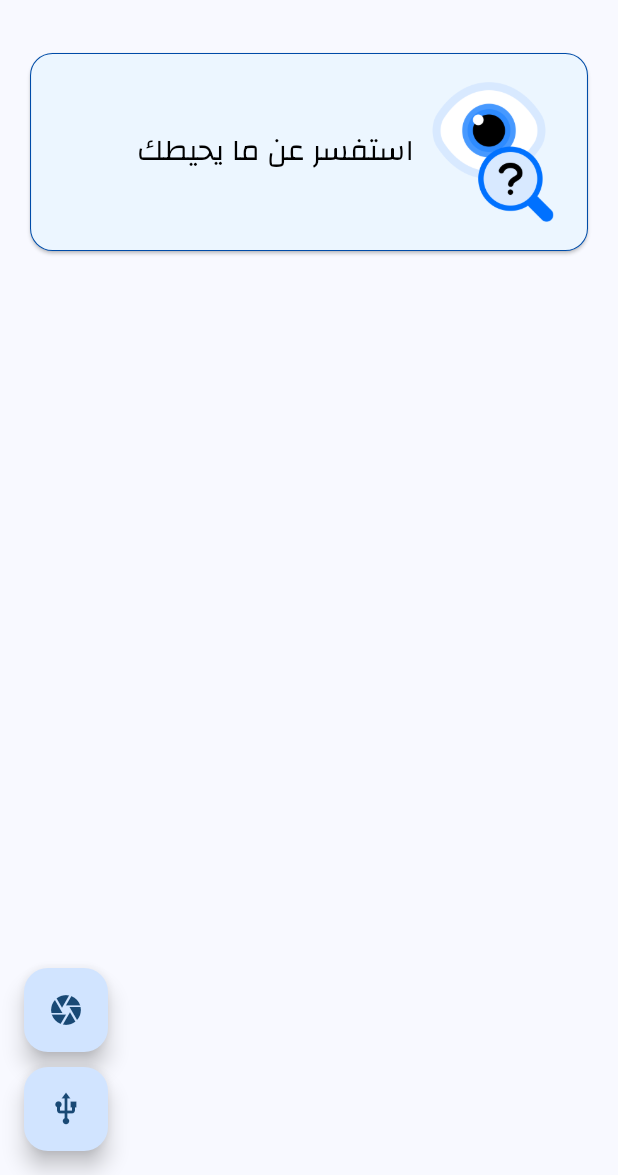
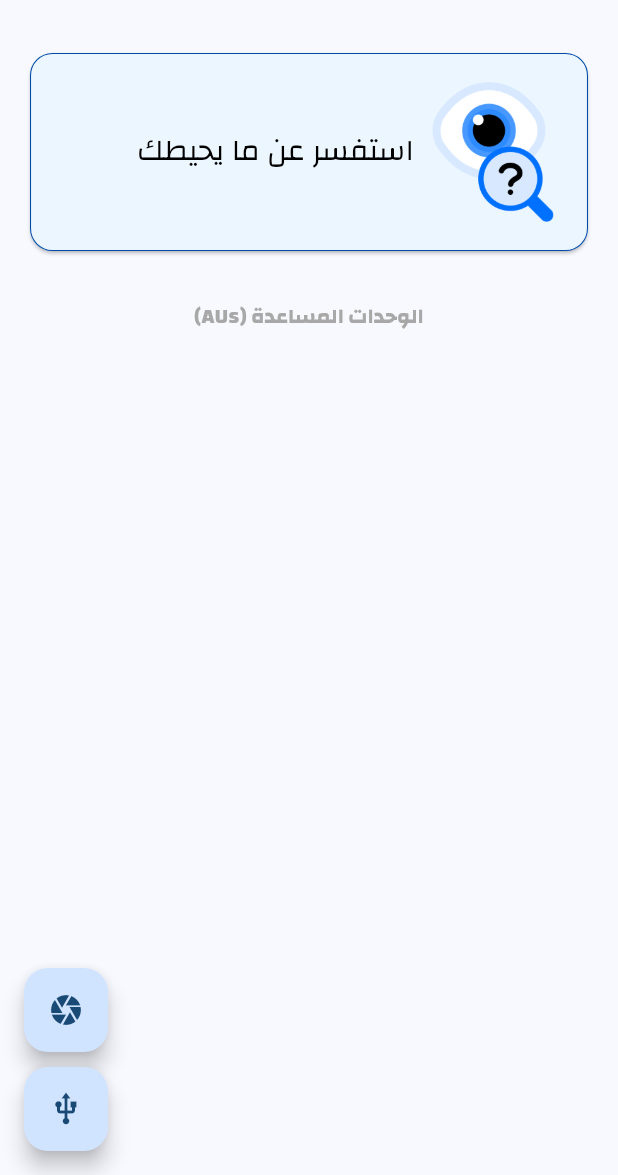
Before and after one commit to Somespi/baseera-frontend, a Flutter app: the screen it shows after launch, on a phone screen of 412 x 824 dp, the part 61-1236 px from its top. Run offline on Flutter 3.47's test engine with Material 3 defaults, Android fonts, the phone set to English and light mode, and no system bars; our stand-ins replace flutter_tts, google_fonts, google_generative_ai, sensors_plus, speech_to_text; missing offline and left inert: camerawesome, onnxruntime, record, serialport_plus, usb_serial; statements that could not run were skipped.

Commit message:
add au label

```diff
--- a/lib/main.dart
+++ b/lib/main.dart
@@ -20,6 +20,15 @@ import 'package:google_fonts/google_fonts.dart';
 late List<String> labels;
 DateTime lastImageTime = DateTime.now();
 TextToSpeechService ttsService = TextToSpeechService();
+
+var assistiveUnits = [
+  {
+    "name": "خلية برايل",
+    "isUsing": false,
+    "description": "جهاز بريل يترجم النصوص المكتوبة إلى نقاط بارزة لتمكين الأشخاص ذوي الاحتياج البصري والسمعي من قراءتها بشكل مستقل.",
+    "bleAddress": "3C:84:27:C3:33:99",
+  }
+];
 
 void main() async {
   OrtEnv.instance.init();
@@ -325,7 +334,18 @@ class _MyHomePageState extends State<MyHomePage> {
                             ])),
                       ),
                     ),
-                  )
+                  ),
+                  const SizedBox(height: 30.0),
+                  Text(
+                    "الوحدات المساعدة (AUs)",
+                    style: const TextStyle(
+                      fontWeight: FontWeight.bold,
+                      fontFamily: 'Changa',
+                      color: Color.fromARGB(255, 168, 168, 168),
+                      fontSize: 14,
+
+                    )
+                  ),
                 ],
               ),
             ),
```
